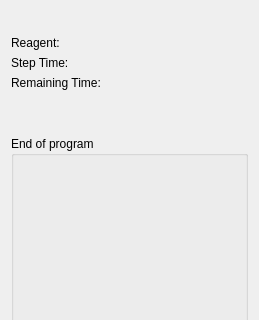
This is HimalayaMain/Gui/Components/Dashboard/Forms/ProgramRunningPanelWidget.ui in Liyezhong/Master as Qt 5 draws it before an edit; both pictures show x 0 to 259 and y 0 to 320 of the 259 by 466 pixel window. The edited form follows.
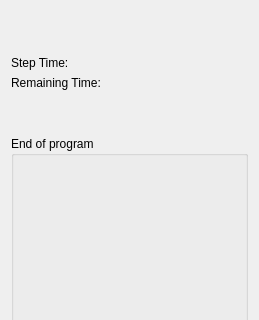
This is the edited form.

Commit message: Fixed:HIM-137 - [GUI]string cut on cleaning program dashboard.  HIM-1261 - "Dry Step" show as Reagent on GUI program status.

Diff of the .ui file:
```diff
--- a/HimalayaMain/Gui/Components/Dashboard/Forms/ProgramRunningPanelWidget.ui
+++ b/HimalayaMain/Gui/Components/Dashboard/Forms/ProgramRunningPanelWidget.ui
@@ -60,20 +60,6 @@
          </property>
         </widget>
        </item>
-       <item row="2" column="1">
-        <widget class="QLabel" name="lblReagentName">
-         <property name="text">
-          <string/>
-         </property>
-        </widget>
-       </item>
-       <item row="2" column="0">
-        <widget class="QLabel" name="reagentLabel">
-         <property name="text">
-          <string>Reagent:</string>
-         </property>
-        </widget>
-       </item>
        <item row="3" column="0">
         <widget class="QLabel" name="stepTimeLabel">
          <property name="text">
@@ -95,6 +81,13 @@
          </property>
         </widget>
        </item>
+       <item row="2" column="0" colspan="2">
+        <widget class="QLabel" name="lblReagentName">
+         <property name="text">
+          <string/>
+         </property>
+        </widget>
+       </item>
       </layout>
      </item>
      <item>
```
The commit also changes 1 other file.
